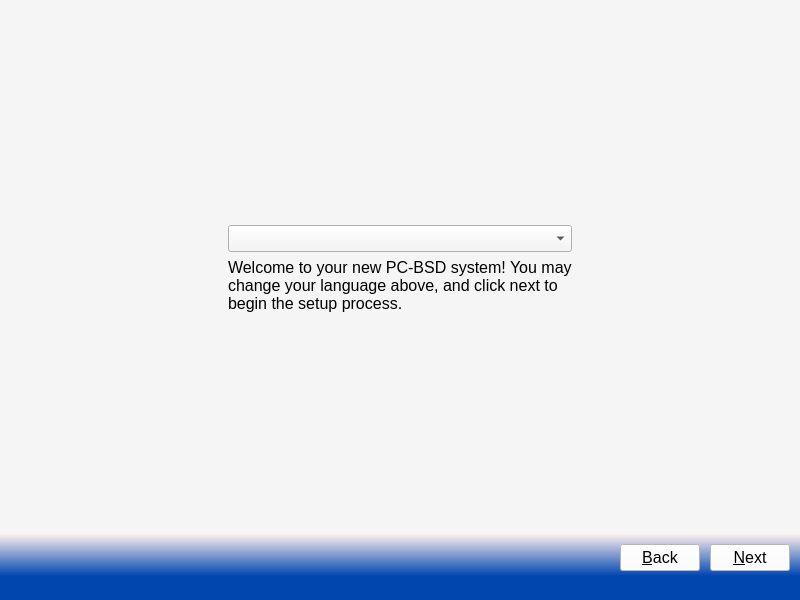
First picture: the form in src-qt5/pc-firstbootgui/firstboot.ui, repository trueos/pcbsd, before the edit.
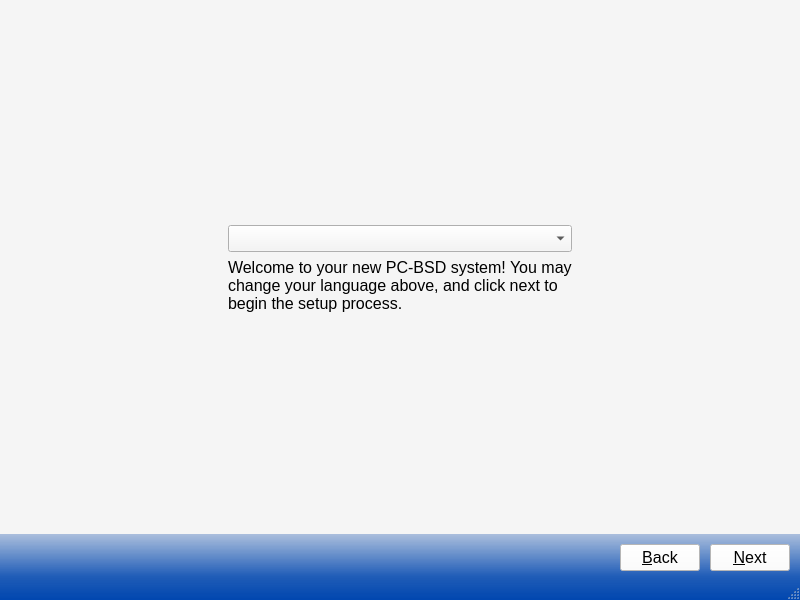
Second picture: the form after the edit. Icons and pictures are not drawn.

Commit message: Clean up and unify the appearance of the installgui and the firstbootgui. Now the status bar seemlessly blends into the bottom bar, and both UI's use the Noto Sans font.

What changed in the file:
```diff
--- a/src-qt5/pc-firstbootgui/firstboot.ui
+++ b/src-qt5/pc-firstbootgui/firstboot.ui
@@ -20,16 +20,18 @@
    <string notr="true">PC-BSD</string>
   </property>
   <property name="styleSheet">
-   <string notr="true">QStatusBar{
-background-color: rgb(0, 70, 175);
-color: white;
-font-weight: bold;
-}
-QWidget{
+   <string notr="true">QWidget{
   font-family: &quot;Noto Sans&quot;;
   font-size: 12pt;
 }
-</string>
+QStatusBar{
+background-color: qlineargradient(spread:pad, x1:1, y1:1, x2:1, y2:0, stop:0 rgba(0, 70, 175,255), stop:1 rgba(0, 70, 175,220));
+color: white;
+font-weight: bold;
+}
+QWidget#footerWidget{
+background-color: qlineargradient(spread:pad, x1:1, y1:1, x2:1, y2:-0.5, stop:0 rgba(0, 70, 175,220), stop:1 transparent);
+}</string>
   </property>
   <widget class="QWidget" name="centralwidget">
    <layout class="QGridLayout" name="gridLayout">
@@ -1703,9 +1705,6 @@
       <property name="autoFillBackground">
        <bool>false</bool>
       </property>
-      <property name="styleSheet">
-       <string notr="true">background-color: qlineargradient(spread:pad, x1:1, y1:1, x2:1, y2:0, stop:0 rgba(0, 70, 175, 255), stop:1 rgba(255, 240, 240, 240));</string>
-      </property>
       <layout class="QHBoxLayout" name="horizontalLayout_2">
        <property name="spacing">
         <number>10</number>
@@ -1859,12 +1858,7 @@
     </item>
    </layout>
   </widget>
-  <widget class="QStatusBar" name="statusbar">
-   <property name="styleSheet">
-    <string notr="true">background-color: rgb(0, 70, 175);
-color: white;</string>
-   </property>
-  </widget>
+  <widget class="QStatusBar" name="statusbar"/>
  </widget>
  <resources>
   <include location="pc-firstboot.qrc"/>
```
The commit also changes 1 other file.
